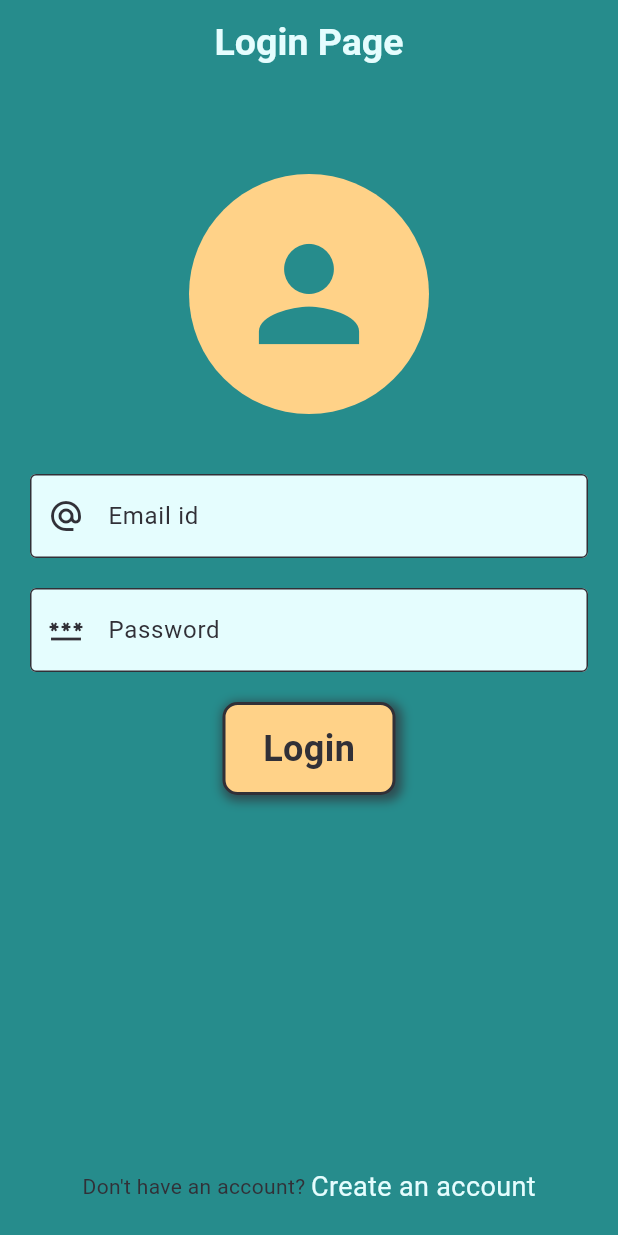
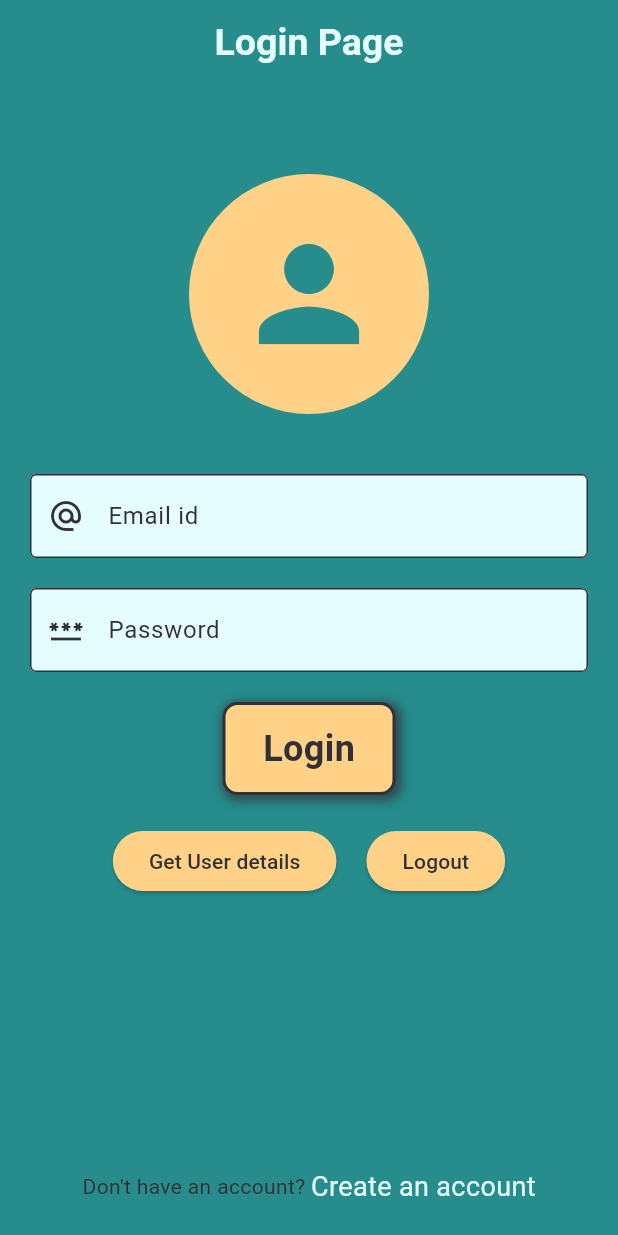
Before and after one commit to Nitishroy-7033/Todo-App-With-Appwrite--Flutter_hero-, a Flutter app: the screen it shows after launch, on a phone screen of 412 x 824 dp. Run offline on Flutter 3.47's test engine with Material 3 defaults, Android fonts, the phone set to English and light mode, and no system bars; our stand-ins replace appwrite, get.

Commit message:
[AUTH] Get current user details and logout user

```diff
--- a/lib/controllers/auth_controller.dart
+++ b/lib/controllers/auth_controller.dart
@@ -1,4 +1,5 @@
 import 'package:appwrite/appwrite.dart';
+import 'package:appwrite/models.dart';
 import 'package:get/get.dart';
 import 'package:todo_with_app_write/services/app_write_service.dart';
 
@@ -46,4 +47,31 @@ class AuthController extends GetxController {
       isLoading.value = false;
     }
   }
+
+  Future<void> getLoginUserDetails() async {
+    try{
+      User user = await appWriteService.account.get();
+      print("✅ Login User Found");
+      print("User Name :${user.name}");
+      print("Email id :${user.email}");
+      print("User id :${user.$id}");
+    }
+    catch(ex)
+    {
+      print("❌ User Not Login");
+    }
+  }
+
+  Future<void> logOutUser()async {
+    try{
+      await appWriteService.account.deleteSession(sessionId: 'current');
+      print("✅ User Logout");
+    }
+    catch(ex)
+    {
+      print("❌ Error while logout");
+    }
+  }
+
+
 }
--- a/lib/pages/auth/login_page.dart
+++ b/lib/pages/auth/login_page.dart
@@ -69,6 +69,31 @@ class LoginPage extends StatelessWidget {
               ],
             ),
             SizedBox(height: 20),
+            Row(
+              mainAxisAlignment: MainAxisAlignment.center,
+              children: [
+              ElevatedButton(
+              onPressed: () {
+                authController.getLoginUserDetails();
+              },
+              style: ButtonStyle(
+                backgroundColor: WidgetStateProperty.all(Theme.of(context).colorScheme.secondary),
+                foregroundColor: WidgetStateProperty.all(Theme.of(context).colorScheme.onSurface),
+              ),
+              child: Text("Get User details"),
+            ),
+            SizedBox(width: 20),
+            ElevatedButton(
+              onPressed: () {
+                authController.logOutUser();
+              },
+              style: ButtonStyle(
+                backgroundColor: WidgetStateProperty.all(Theme.of(context).colorScheme.secondary),
+                foregroundColor: WidgetStateProperty.all(Theme.of(context).colorScheme.onSurface),
+              ),
+              child: Text("Logout"),
+            ),
+            ],),
             Spacer(),
             Row(
               mainAxisAlignment: MainAxisAlignment.center,
```
